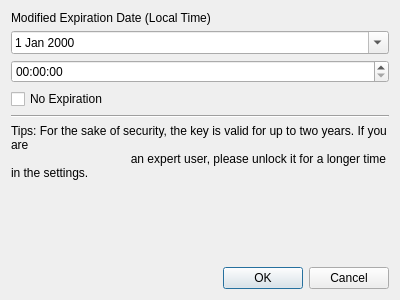
The window that ui/ModifiedExpirationDateTime.ui (saturneric/GpgFrontend) describes before a commit, drawn with Qt 5.
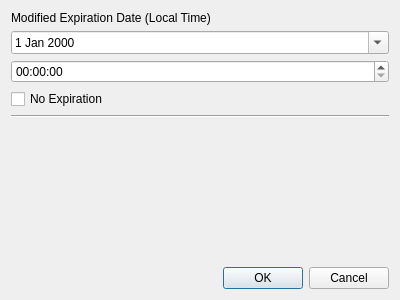
The same window after the commit.

Commit message: chore: remove setting 'basic/longer_expiration_date'

```diff
--- a/ui/ModifiedExpirationDateTime.ui
+++ b/ui/ModifiedExpirationDateTime.ui
@@ -53,19 +53,7 @@
      <item>
       <widget class="Line" name="line">
        <property name="orientation">
-        <enum>Qt::Horizontal</enum>
-       </property>
-      </widget>
-     </item>
-     <item>
-      <widget class="QLabel" name="label">
-       <property name="text">
-        <string>Tips: For the sake of security, the key is valid for up to two years. If you are
-                                    an expert user, please unlock it for a longer time in the settings.
-                                </string>
-       </property>
-       <property name="wordWrap">
-        <bool>true</bool>
+        <enum>Qt::Orientation::Horizontal</enum>
        </property>
       </widget>
      </item>
```
Left out of the diff: 8 changed lines with no effect on the pictures. The commit also changes 5 other files.
